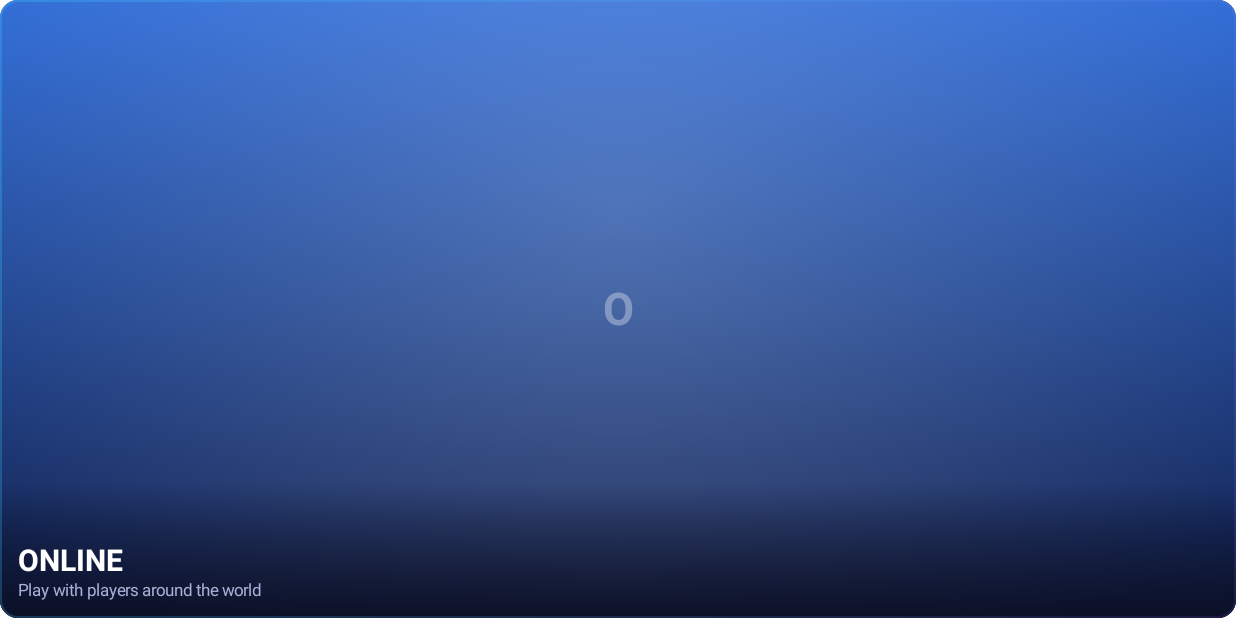
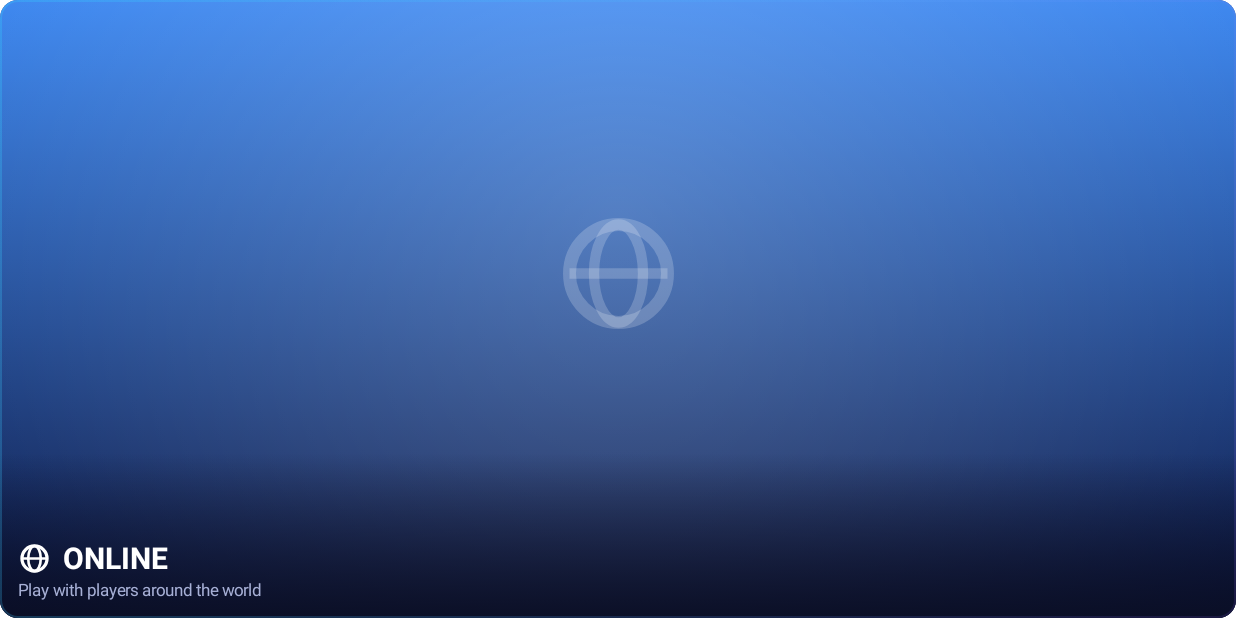
Before and after one commit to dgreatversegamedev/Nightfall3d, an Android app built with Jetpack Compose: the composable PlayCard shown on its own in the app's theme, on a phone screen of 824 x 412 dp (held sideways). Run offline under Robolectric (Android 15) with nearby library versions, the phone set to English and light mode, and no system bars.

Commit message:
Update PlayModeScreen.kt

```diff
--- a/app/src/main/java/com/d200/nightfall3d/ui/PlayModeScreen.kt
+++ b/app/src/main/java/com/d200/nightfall3d/ui/PlayModeScreen.kt
@@ -17,10 +17,17 @@ import com.d200.nightfall3d.game.PlayType
 import com.d200.nightfall3d.ui.theme.*
 
 private fun cardColors(t: PlayType): Pair<Color, Color> = when (t) {
-    PlayType.ONLINE -> Pair(Color(0xFF2E6BD6), Color(0xFF0F1D4A))
-    PlayType.OFFLINE -> Pair(Color(0xFF4A5470), Color(0xFF141A2E))
-    PlayType.FRIENDS -> Pair(Color(0xFF7A3FD0), Color(0xFF1B1048))
-    PlayType.TRAINING -> Pair(Color(0xFFD0702E), Color(0xFF3A1A0F))
+    PlayType.ONLINE -> Pair(Color(0xFF3A86F0), Color(0xFF0A1440))
+    PlayType.OFFLINE -> Pair(Color(0xFF5A6684), Color(0xFF10162A))
+    PlayType.FRIENDS -> Pair(Color(0xFF9A52F0), Color(0xFF150C3E))
+    PlayType.TRAINING -> Pair(Color(0xFFE8803A), Color(0xFF35160B))
+}
+
+private fun cardIcon(t: PlayType): NfIconKind = when (t) {
+    PlayType.ONLINE -> NfIconKind.GLOBE
+    PlayType.OFFLINE -> NfIconKind.OFFLINE
+    PlayType.FRIENDS -> NfIconKind.GROUP
+    PlayType.TRAINING -> NfIconKind.TARGET
 }
 
 @Composable
@@ -37,7 +44,7 @@ fun PlayModeScreen(api: GameApi, onBack: () -> Unit, onOpen: (String) -> Unit) {
             NfText("Choose how you want to play", color = NfColors.TextDim)
             Row(
                 Modifier.fillMaxWidth().weight(1f),
-                horizontalArrangement = Arrangement.spacedBy(10.dp)
+                horizontalArrangement = Arrangement.spacedBy(12.dp)
             ) {
                 types.forEach { t ->
                     PlayCard(t, t == selected, Modifier.weight(1f).fillMaxHeight()) {
@@ -47,7 +54,13 @@ fun PlayModeScreen(api: GameApi, onBack: () -> Unit, onOpen: (String) -> Unit) {
                     }
                 }
             }
+            Row(
+                verticalAlignment = Alignment.CenterVertically,
+                horizontalArrangement = Arrangement.spacedBy(6.dp)
+            ) {
+                NfIcon(NfIconKind.GLOBE, Modifier.size(14.dp), NfColors.Cyan)
                 NfText("Go online for the best experience!", size = 12, color = NfColors.Cyan)
+            }
         }
     }
 }
@@ -56,24 +69,36 @@ fun PlayModeScreen(api: GameApi, onBack: () -> Unit, onOpen: (String) -> Unit) {
 private fun PlayCard(t: PlayType, selected: Boolean, modifier: Modifier, onClick: () -> Unit) {
     val colors = cardColors(t)
     NfPanel(modifier, selected = selected, onClick = onClick) {
-        ArtBlock(Modifier.fillMaxSize(), colors.first, colors.second, t.label.take(1))
+        ArtBlock(Modifier.fillMaxSize(), colors.first, colors.second)
+        // big faint icon as artwork placeholder
+        NfIcon(
+            cardIcon(t),
+            Modifier.align(Alignment.Center).offset(y = (-24).dp).size(86.dp),
+            Color(0x33FFFFFF)
+        )
         Box(
             Modifier
                 .align(Alignment.BottomCenter)
                 .fillMaxWidth()
-                .height(90.dp)
-                .background(Brush.verticalGradient(listOf(Color.Transparent, Color(0xEE0B0F24))))
+                .height(110.dp)
+                .background(Brush.verticalGradient(listOf(Color.Transparent, Color(0xF00A0E24))))
         )
         Column(
             Modifier.align(Alignment.BottomStart).padding(12.dp),
-            verticalArrangement = Arrangement.spacedBy(2.dp)
+            verticalArrangement = Arrangement.spacedBy(3.dp)
         ) {
+            Row(
+                verticalAlignment = Alignment.CenterVertically,
+                horizontalArrangement = Arrangement.spacedBy(8.dp)
+            ) {
+                NfIcon(cardIcon(t), Modifier.size(22.dp), if (selected) NfColors.Gold else NfColors.Text)
                 NfText(
                     t.label.uppercase(),
                     size = 20,
                     bold = true,
                     color = if (selected) NfColors.Gold else NfColors.Text
                 )
+            }
             NfText(t.tagline, size = 11, color = NfColors.TextDim)
         }
     }
```
Lines whose indentation alone changed are shown as unchanged.
